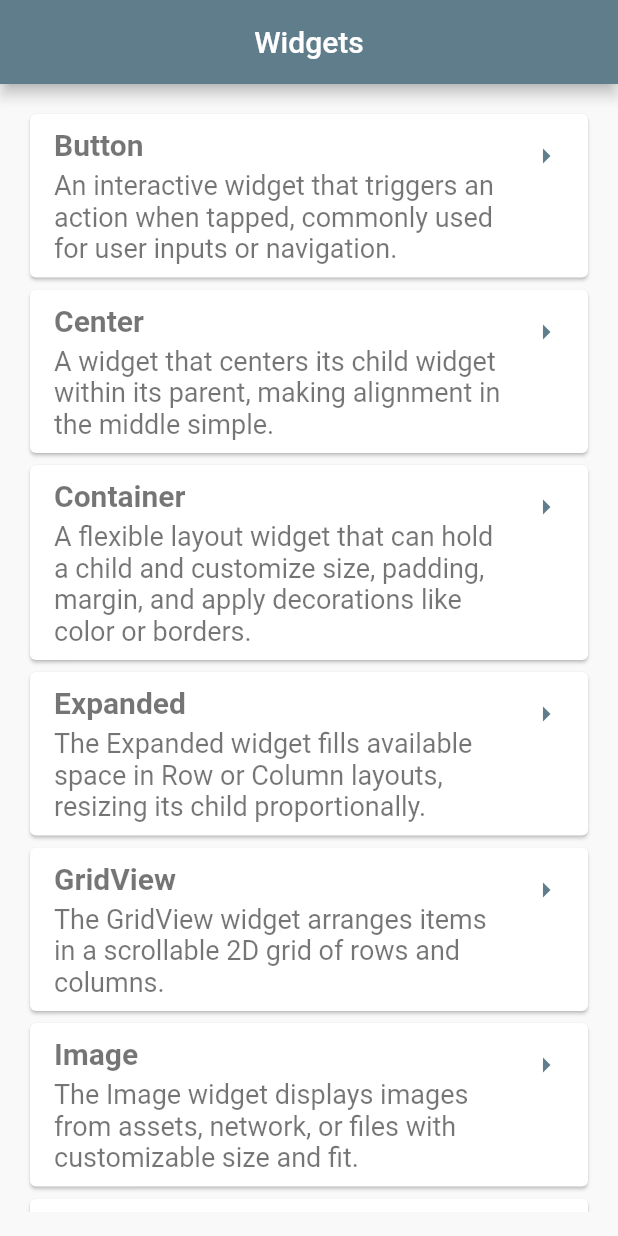
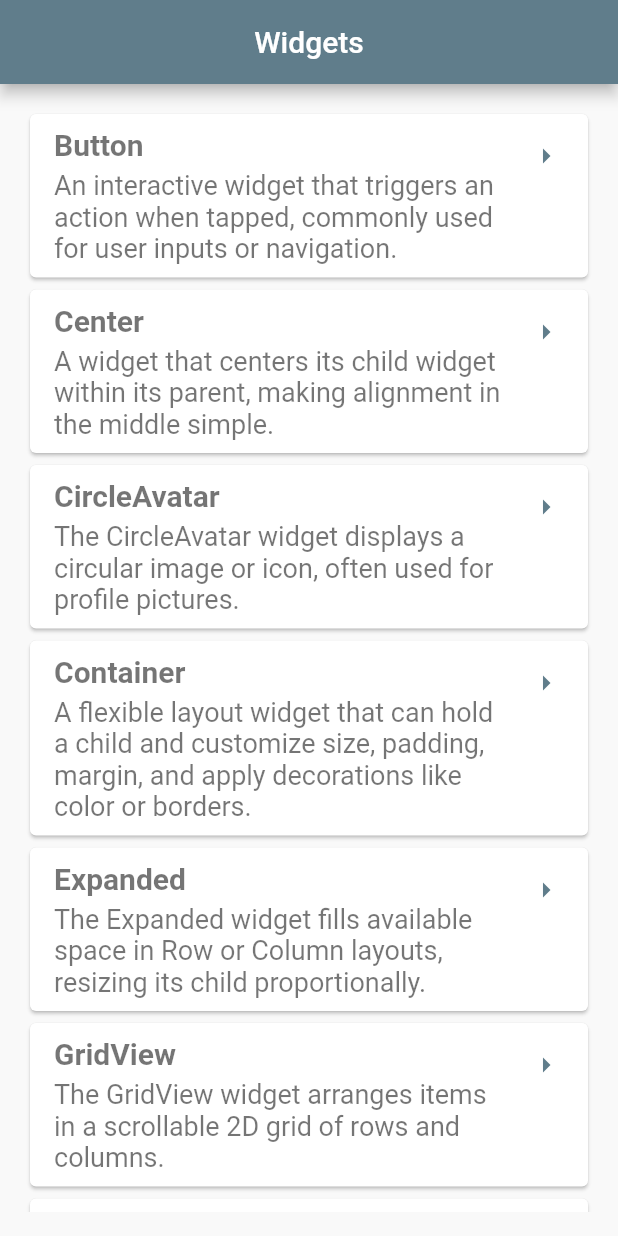
Before and after one commit to BishalTamangDev/flutter_all_concepts, a Flutter app: the screen it shows after launch, on a phone screen of 412 x 824 dp. Run offline on Flutter 3.47's test engine with Material 3 defaults, Android fonts, the phone set to English and light mode, and no system bars.

Commit message:
widget: circle avatar

```diff
--- a/lib/main.dart
+++ b/lib/main.dart
@@ -1,4 +1,5 @@
 import 'package:all_concepts/screens/center_screen.dart';
+import 'package:all_concepts/screens/circle_avatar_screen.dart';
 import 'package:all_concepts/screens/container_screen.dart';
 import 'package:all_concepts/screens/button_screen.dart';
 import 'package:all_concepts/screens/expanded_screen.dart';
@@ -76,6 +77,13 @@ class HomeScreen extends StatelessWidget {
             'Designed to center its child widget within its parent. It takes a single child and places it in the middle of the available space, making it ideal for aligning elements like text, images, or buttons at the center of the screen or a container. It simplifies positioning without needing complex alignment calculations',
       },
       {
+        'title': 'circleAvatar',
+        'short_description':
+            'The CircleAvatar widget displays a circular image or icon, often used for profile pictures.',
+        'description':
+            'The CircleAvatar widget in Flutter is used to create a circular profile image or icon. It’s commonly used to display user avatars, allowing you to easily add an image or background color within a circular shape.',
+      },
+      {
         'title': 'container',
         'short_description':
             'A flexible layout widget that can hold a child and customize size, padding, margin, and apply decorations like color or borders.',
@@ -139,6 +147,13 @@ class HomeScreen extends StatelessWidget {
             'The Row and Column widgets in Flutter are used for arranging children widgets in a horizontal (Row) or vertical (Column) layout. Both widgets align their children along the main axis (Row: horizontal, Column: vertical) and can control spacing, alignment, and stretching of the children across the cross axis.',
       },
       {
+        'title': 'stack',
+        'short_description':
+            'The Stack widget overlays widgets, positioning them relative to each other for layered layouts.',
+        'description':
+            'The Stack widget in Flutter allows you to overlay widgets on top of each other. It positions its children relative to the edges of the Stack, making it useful for creating layered or complex UI layouts.',
+      },
+      {
         'title': 'text',
         'short_description':
             'A widget used to display styled or unstyled text on the screen, customizable with various formatting options.',
@@ -192,6 +207,15 @@ class HomeScreen extends StatelessWidget {
                         context,
                         MaterialPageRoute(
                           builder: (context) => CenterScreen(
+                            description: listWidget[index]['description'],
+                          ),
+                        ),
+                      );
+                    } else if (screen == 'circleAvatar') {
+                      Navigator.push(
+                        context,
+                        MaterialPageRoute(
+                          builder: (context) => CircleAvatarScreen(
                             description: listWidget[index]['description'],
                           ),
                         ),
```
Also changed, not shown: lib/screens/circle_avatar_screen.dart (added, +52 -0 lines).
